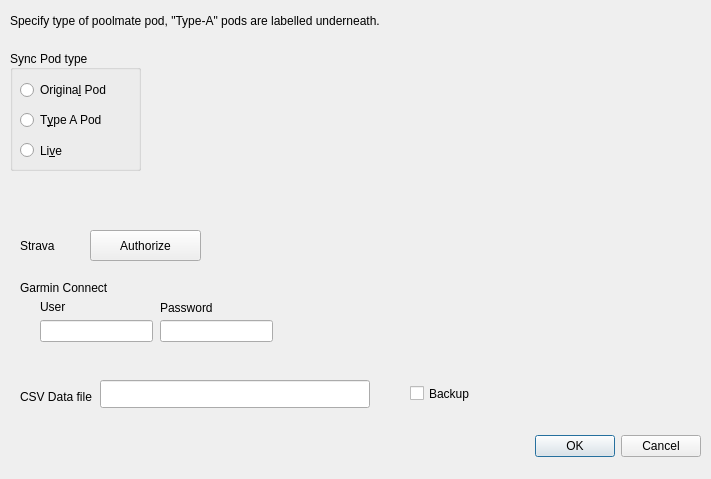
The window that ui/config.ui (ihewitt/poolviewer) describes before a commit, drawn with Qt 5.
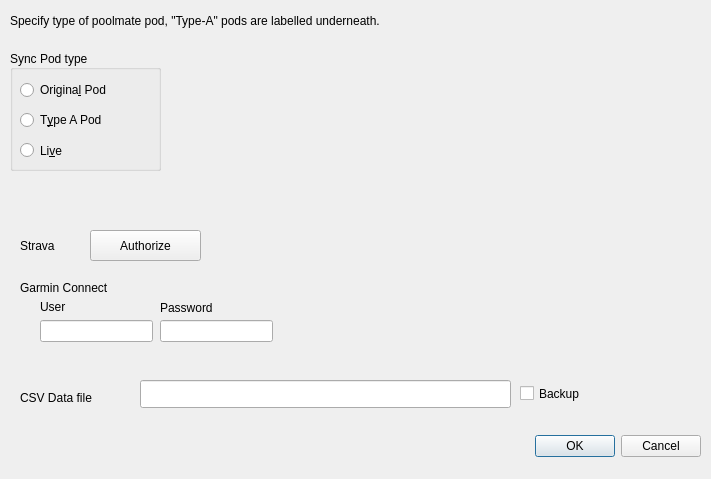
The same window after the commit. Icons and pictures are not drawn.

Commit message:
Small changes to the window sizes.
When running it on Ubuntu - GNOME, some of the components are truncated as too small.
Fix size of config window, as it looks bad when resized.

Patch:
```diff
--- a/ui/config.ui
+++ b/ui/config.ui
@@ -10,6 +10,24 @@
     <height>479</height>
    </rect>
   </property>
+  <property name="sizePolicy">
+   <sizepolicy hsizetype="Fixed" vsizetype="Fixed">
+    <horstretch>0</horstretch>
+    <verstretch>0</verstretch>
+   </sizepolicy>
+  </property>
+  <property name="minimumSize">
+   <size>
+    <width>711</width>
+    <height>479</height>
+   </size>
+  </property>
+  <property name="maximumSize">
+   <size>
+    <width>711</width>
+    <height>479</height>
+   </size>
+  </property>
   <property name="windowTitle">
    <string>Config</string>
   </property>
@@ -34,7 +52,7 @@
     <rect>
      <x>10</x>
      <y>50</y>
-     <width>131</width>
+     <width>151</width>
      <height>121</height>
     </rect>
    </property>
@@ -58,7 +76,7 @@
      <rect>
       <x>10</x>
       <y>30</y>
-      <width>100</width>
+      <width>121</width>
       <height>20</height>
      </rect>
     </property>
@@ -71,7 +89,7 @@
      <rect>
       <x>10</x>
       <y>60</y>
-      <width>100</width>
+      <width>121</width>
       <height>20</height>
      </rect>
     </property>
@@ -84,7 +102,7 @@
      <rect>
       <x>10</x>
       <y>90</y>
-      <width>101</width>
+      <width>121</width>
       <height>21</height>
      </rect>
     </property>
@@ -98,8 +116,8 @@
     <rect>
      <x>20</x>
      <y>390</y>
-     <width>80</width>
-     <height>14</height>
+     <width>101</width>
+     <height>16</height>
     </rect>
    </property>
    <property name="text">
@@ -109,9 +127,9 @@
   <widget class="QLineEdit" name="dataFile">
    <property name="geometry">
     <rect>
-     <x>100</x>
+     <x>140</x>
      <y>380</y>
-     <width>270</width>
+     <width>371</width>
      <height>28</height>
     </rect>
    </property>
@@ -188,7 +206,7 @@
   <widget class="QCheckBox" name="backup">
    <property name="geometry">
     <rect>
-     <x>410</x>
+     <x>520</x>
      <y>380</y>
      <width>91</width>
      <height>27</height>
@@ -203,7 +221,7 @@
     <rect>
      <x>10</x>
      <y>10</y>
-     <width>400</width>
+     <width>501</width>
      <height>21</height>
     </rect>
    </property>
@@ -229,7 +247,7 @@
     <rect>
      <x>20</x>
      <y>280</y>
-     <width>101</width>
+     <width>121</width>
      <height>16</height>
     </rect>
    </property>
@@ -255,7 +273,7 @@
     <rect>
      <x>160</x>
      <y>300</y>
-     <width>61</width>
+     <width>81</width>
      <height>16</height>
     </rect>
    </property>
```
The commit also changes 2 other files.
